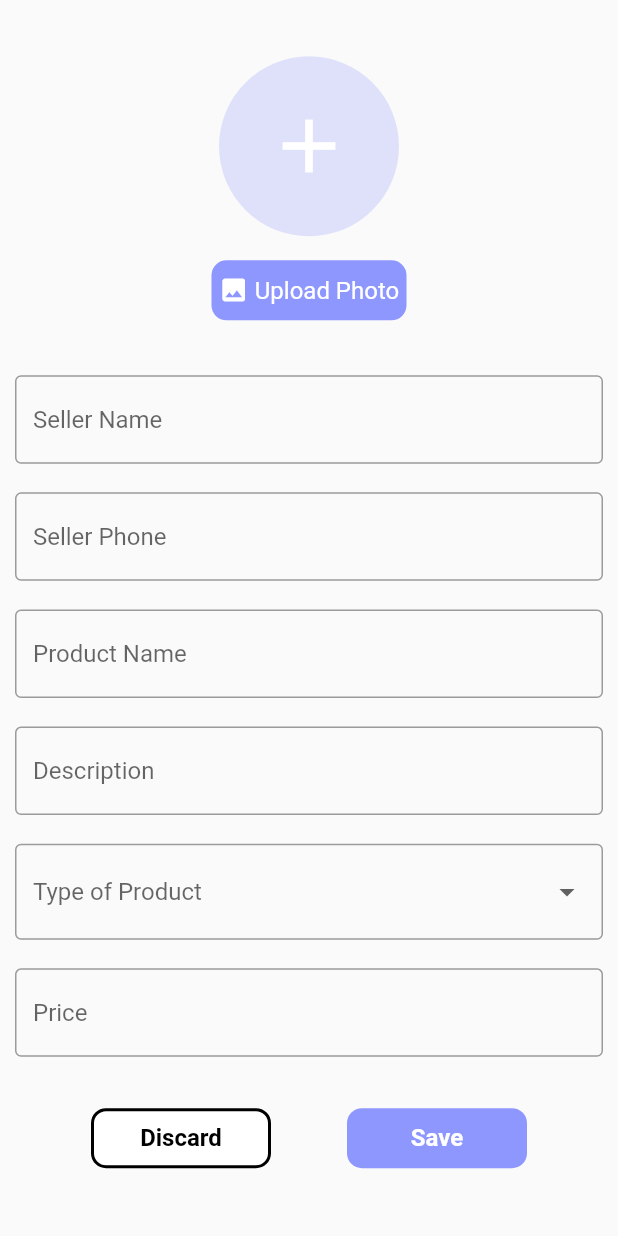
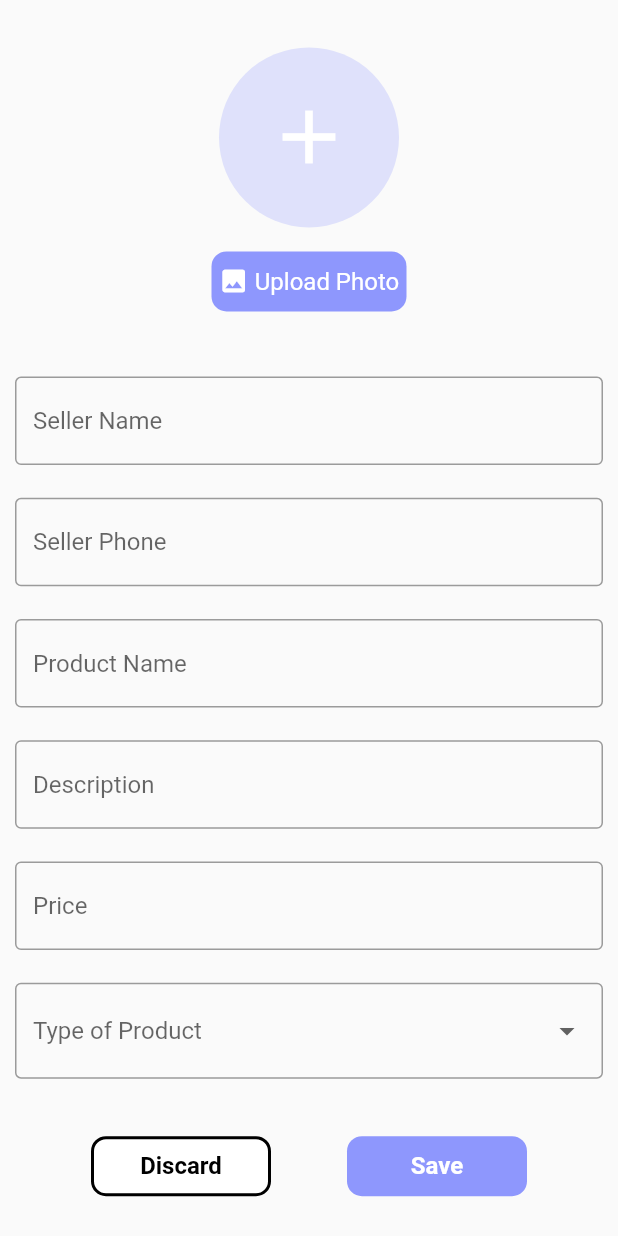
Before and after one commit to ShrutiNigamgit/scrap2art, a Flutter app: the SellPage screen opened directly, on a phone screen of 412 x 824 dp. Run offline on Flutter 3.47's test engine with Material 2 defaults, Android fonts, the phone set to English and light mode, and no system bars; our stand-ins replace animated_bottom_navigation_bar, cached_network_image, cloud_firestore, firebase_auth, firebase_core, firebase_storage and 3 more; accounts and stored records are empty.

Commit message:
resised the buy and sell page, now no overflow

```diff
--- a/lib/UI/SellPage.dart
+++ b/lib/UI/SellPage.dart
@@ -4,7 +4,6 @@ import 'package:cloud_firestore/cloud_firestore.dart';
 import 'package:flutter/material.dart';
 import 'package:image_picker/image_picker.dart';
 import 'package:scrap2art/utils.dart';
-import 'BuyPage.dart';
 import 'package:firebase_storage/firebase_storage.dart' as firebase_storage;
 
 class SellPage extends StatefulWidget {
@@ -63,14 +62,14 @@ class _SellPageState extends State<SellPage> {
   @override
   Widget build(BuildContext context) {
     return Scaffold(
+      resizeToAvoidBottomInset: false,
       body: SafeArea(
         child: Padding(
-          padding: const EdgeInsets.fromLTRB(10, 20, 10, 30),
+          padding: const EdgeInsets.fromLTRB(10, 10, 10, 10),
           child: Column(
             children: [
               Expanded(
                   flex: 3,
-                  child: Container(
                   child: Column(
                     mainAxisAlignment: MainAxisAlignment.center,
                     children: [
@@ -122,7 +121,6 @@ class _SellPageState extends State<SellPage> {
                         ),
                       ),
                     ],
-                    ),
                   )),
               Expanded(
                 flex: 7,
@@ -158,6 +156,15 @@ class _SellPageState extends State<SellPage> {
                         hintText: 'Description',
                       ),
                     ),
+
+                    TextField(
+                      controller: price,
+                      keyboardType: TextInputType.number,
+                      decoration: InputDecoration(
+                        border: OutlineInputBorder(),
+                        hintText: 'Price',
+                      ),
+                    ),
                     // Dropdown list for type of product
                     DropdownButtonFormField<String>(
                       onChanged: (String? newValue) {
@@ -178,15 +185,6 @@ class _SellPageState extends State<SellPage> {
                       decoration: InputDecoration(
                         border: OutlineInputBorder(),
                         hintText: 'Type of Product',
-                      ),
-                    ),
-
-                    TextField(
-                      controller: price,
-                      keyboardType: TextInputType.number,
-                      decoration: InputDecoration(
-                        border: OutlineInputBorder(),
-                        hintText: 'Price',
                       ),
                     ),
                   ],
@@ -235,8 +233,7 @@ class _SellPageState extends State<SellPage> {
                         var downloadURL = await ref.getDownloadURL();
                         print(downloadURL.toString());
 
-                        int id =
-                            DateTime.now().millisecondsSinceEpoch;
+                        int id = DateTime.now().millisecondsSinceEpoch;
                         firestore.doc(id.toString()).set({
                           "SellerName": sellerName.text.toString(),
                           "SellerPhone": sellerPhone.text.toString(),
```
Also changed, not shown: lib/UI/Profile.dart (+12 -12 lines). Lines whose indentation alone changed are shown as unchanged.
